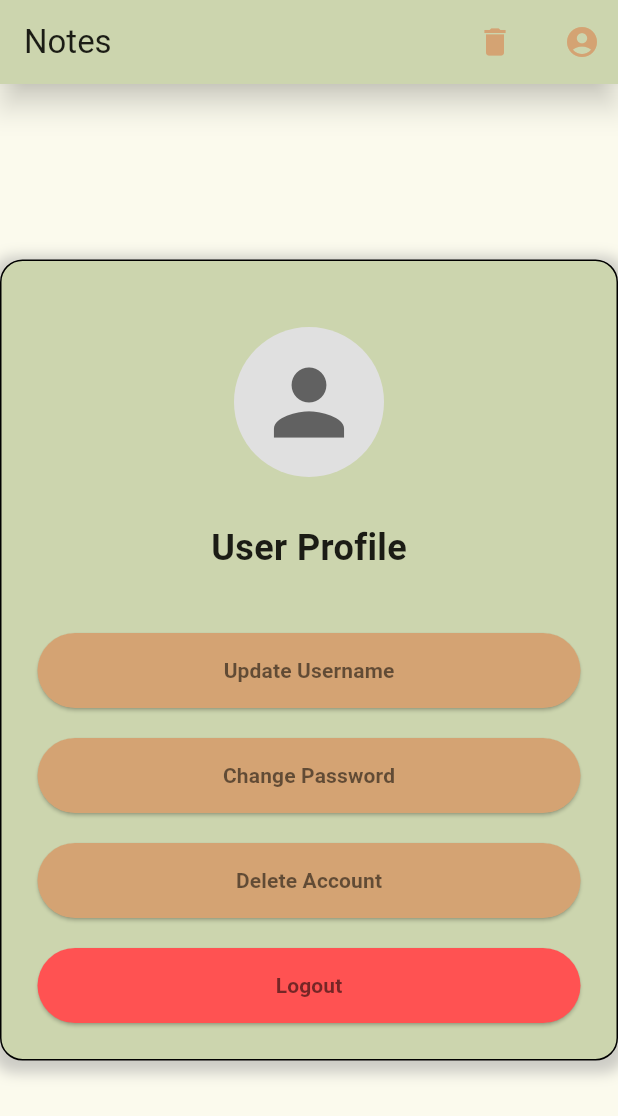
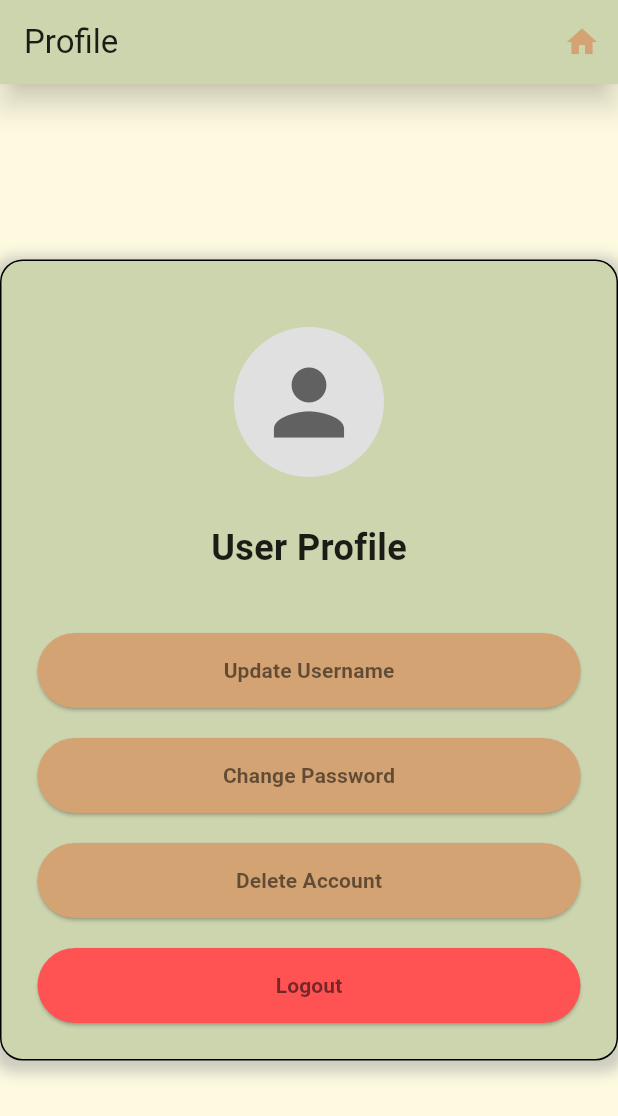
Before and after one commit to racherim/Notes-Flutter, a Flutter app: the ProfilePage screen opened by its route, on a phone screen of 412 x 824 dp. Shown: the top 1116 px of the screen. Run offline on Flutter 3.47's test engine with Material 3 defaults, Android fonts, the phone set to English and light mode, and no system bars; our stand-ins replace firebase_auth, firebase_core; accounts and stored records are empty.

```diff
--- a/lib/pages/profile_page.dart
+++ b/lib/pages/profile_page.dart
@@ -2,6 +2,7 @@ import 'package:firebase_auth/firebase_auth.dart';
 import 'package:flutter/material.dart';
 import 'package:flutter_todo_web/services/auth_services.dart';
 import 'package:flutter_todo_web/utils/pagestyle.dart';
+import 'package:flutter_todo_web/utils/routing.dart';
 import 'package:flutter_todo_web/widgets/custom_AppBar.dart';
 
 class ProfilePage extends StatefulWidget {
@@ -14,15 +15,23 @@ class ProfilePage extends StatefulWidget {
 class _ProfilePageState extends State<ProfilePage> {
   @override
   Widget build(BuildContext context) {
-    void logout() {
+
+      void logout() {
       final scaffoldMessenger = ScaffoldMessenger.of(context);
       try {
         authService.value.signOut();
-        SnackBar(
-          content: Text('Logout Successful'),
-          backgroundColor: Colors.greenAccent,
-          duration: Duration(seconds: 2),
+        scaffoldMessenger.showSnackBar(
+          const SnackBar(
+            content: Text('Logout Successful'),
+            backgroundColor: Colors.greenAccent,
+            duration: Duration(seconds: 2),
+          ),
         );
+        Future.delayed(const Duration(milliseconds: 300), () {
+          if (mounted) {
+            Navigator.of(context).pushReplacementNamed(AppRouter.login);
+          }
+        });
       } on FirebaseAuthException catch (e) {
         scaffoldMessenger.showSnackBar(
           SnackBar(
@@ -36,7 +45,8 @@ class _ProfilePageState extends State<ProfilePage> {
 
     final screenSize = MediaQuery.of(context).size;
     return Scaffold(
-      appBar: CustomAppBar(onToggleView: () {}),
+      appBar: CustomAppBar(appBarType: AppBarType.profile, onToggleView: () {},),
+      backgroundColor: PageStyle().backgroundColor,
       body: Center(
         child: Container(
           constraints: BoxConstraints(maxHeight: screenSize.height * 0.9),
@@ -247,8 +257,8 @@ class _ProfilePageState extends State<ProfilePage> {
                             ),
                             TextButton(
                               onPressed: () {
+                                Navigator.pop(context);
                                 logout();
-                                Navigator.pop(context);
                               },
                               child: const Text(
                                 'Logout',
--- a/lib/utils/routing.dart
+++ b/lib/utils/routing.dart
@@ -4,8 +4,7 @@ import 'package:flutter_todo_web/pages/profile_page.dart';
 import 'package:flutter_todo_web/pages/login_signup.dart';
 
 class AppRouter {
-  static const String home = '/';
-  static const String trash = '/trash';
+  static const String home = '/home';
   static const String profile = '/profile';
   static const String login = '/login';
 
--- a/lib/widgets/custom_AppBar.dart
+++ b/lib/widgets/custom_AppBar.dart
@@ -28,7 +28,7 @@ class CustomAppBar extends StatelessWidget implements PreferredSizeWidget {
       shadowColor: Colors.black.withValues(alpha: 0.8),
       surfaceTintColor: Colors.transparent,
       scrolledUnderElevation: 0,
-      automaticallyImplyLeading: false, // Prevents automatic back button
+      automaticallyImplyLeading: false,
       actions: _buildActions(context),
     );
   }
@@ -49,8 +49,9 @@ class CustomAppBar extends StatelessWidget implements PreferredSizeWidget {
   List<Widget> _buildActions(BuildContext context) {
     final List<Widget> actions = [];
 
-    // Only show trash/notes toggle on notes or trash pages
-    if (appBarType == AppBarType.notes || appBarType == AppBarType.trash) {
+    switch (appBarType) {
+      case AppBarType.notes:
+      case AppBarType.trash:
         actions.add(
           IconButton(
             onPressed: onToggleView,
@@ -59,8 +60,6 @@ class CustomAppBar extends StatelessWidget implements PreferredSizeWidget {
             color: PageStyle().buttonColor,
           ),
         );
-
-      // Only show profile icon on notes/trash pages
         actions.add(const SizedBox(width: 10));
         actions.add(
           IconButton(
@@ -68,23 +67,32 @@ class CustomAppBar extends StatelessWidget implements PreferredSizeWidget {
               Navigator.pushNamed(context, AppRouter.profile);
             },
             icon: const Icon(Icons.account_circle),
+            tooltip: 'View Profile',
             color: PageStyle().buttonColor,
           ),
         );
-    }
+        break;
 
-    // Add logout button on profile page
-    if (appBarType == AppBarType.profile) {
+      case AppBarType.profile:
         actions.add(
           IconButton(
             onPressed: () {
-            // Implement logout functionality here
-            Navigator.pushReplacementNamed(context, AppRouter.login);
+              Navigator.pushNamedAndRemoveUntil(
+                context,
+                AppRouter.home,
+                (route) => false
+              );
             },
-          icon: const Icon(Icons.logout),
+            icon: const Icon(Icons.home),
+            tooltip: 'Go to Notes',
             color: PageStyle().buttonColor,
           ),
         );
+        break;
+
+      case AppBarType.login:
+        // No actions on login page
+        break;
     }
 
     return actions;
```
Lines whose indentation alone changed are shown as unchanged.
